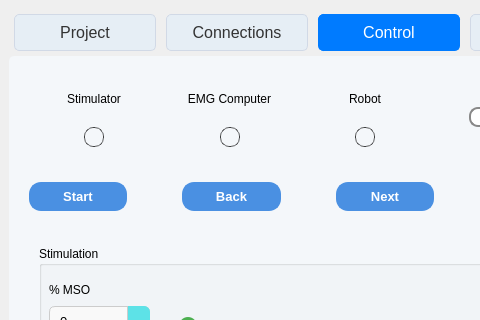
This is src/neuropilot/controller/gui/pipeline_control2.ui in TMS-NeuroPilot/tms-neuropilot as Qt 5 draws it before an edit; both pictures show x 0 to 480 and y 0 to 320 of the 1244 by 894 pixel window. The edited form follows.
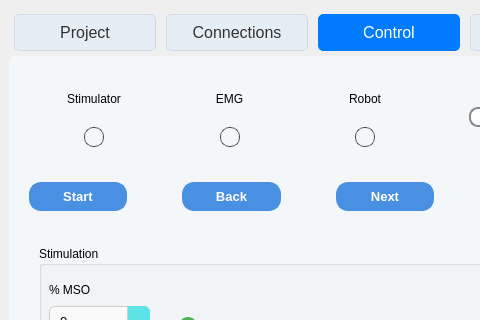
This is the edited form. Icons and pictures are not drawn. Custom widgets are drawn as their Qt base class.

Commit message: Rename the EMG Computer group to EMG in the Connections tab

What changed in the file:
```diff
--- a/src/neuropilot/controller/gui/pipeline_control2.ui
+++ b/src/neuropilot/controller/gui/pipeline_control2.ui
@@ -3197,7 +3197,7 @@
              <item>
               <widget class="QLabel" name="label_3">
                <property name="text">
-                <string>EMG Computer</string>
+                <string>EMG</string>
                </property>
                <property name="alignment">
                 <set>Qt::AlignCenter</set>
```
Left out of the diff: 2 changed lines with no effect on the pictures.
